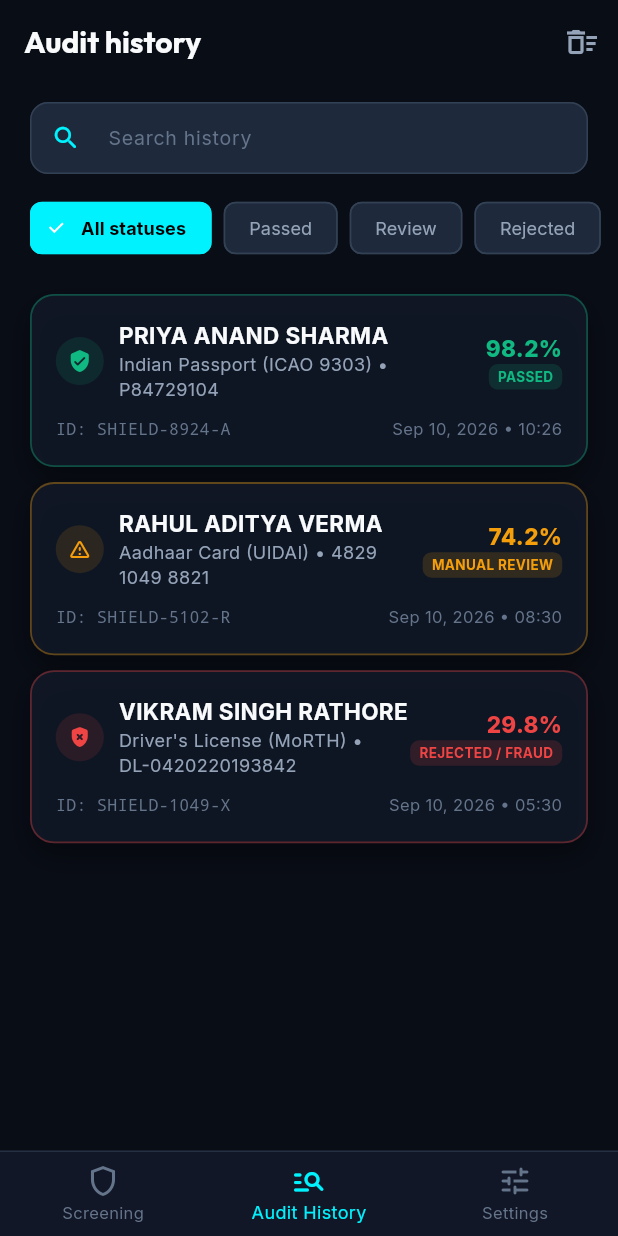
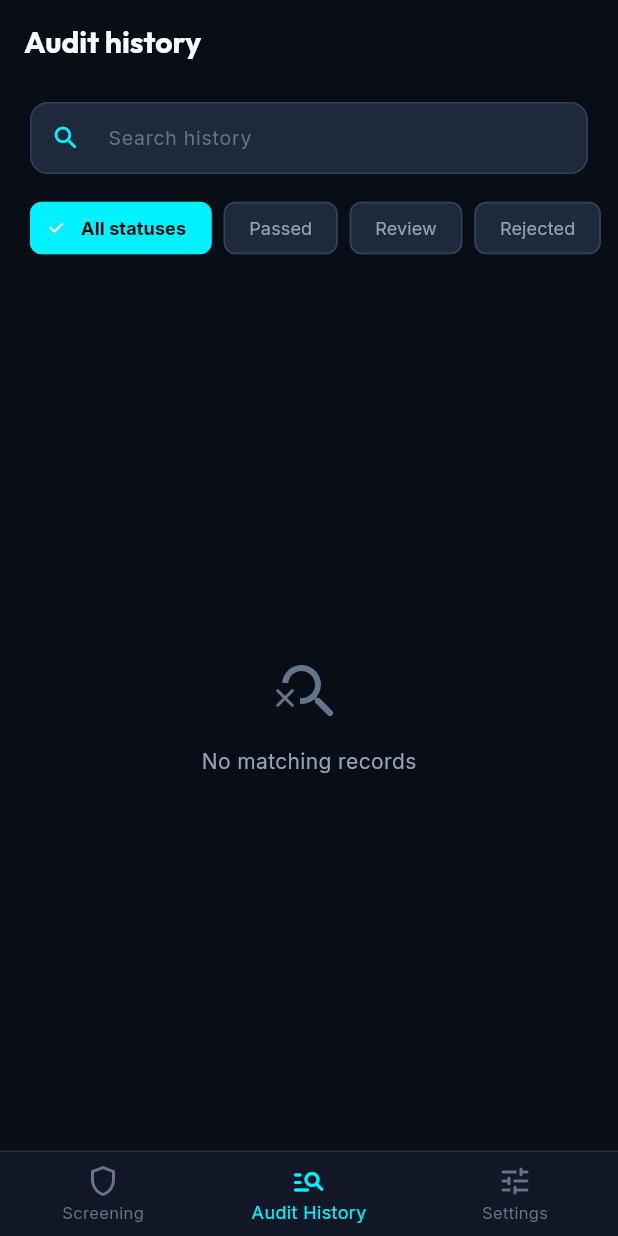
Before and after one commit to Pikallery/ShieldID, a Flutter app: the screen it shows after launch, item 2 of the bottom bar chosen, on a phone screen of 412 x 824 dp. Run offline on Flutter 3.47's test engine with Material 3 defaults, Android fonts, the phone set to English and light mode, and no system bars; our stand-ins replace camera, google_fonts, shared_preferences; missing offline and left inert: dart:js_interop.

Commit message:
fix(mobile): implement real optical document extraction, enable web torch, and eliminate dummy data

```diff
--- a/frontend/mobile/lib/services/mock_data.dart
+++ b/frontend/mobile/lib/services/mock_data.dart
@@ -2,203 +2,79 @@ import '../models/document_model.dart';
 import '../models/verification_result.dart';
 
 class MockData {
-  static VerificationReport generateMockReport({
+  static VerificationReport generateEmptyFallbackReport({
     required DocumentType docType,
-    VerificationStatus status = VerificationStatus.pass,
+    String? rawExtractedText,
+    String? capturedDocNumber,
+    String? capturedName,
   }) {
-    switch (status) {
-      case VerificationStatus.pass:
+    final hasData = (capturedName != null && capturedName.isNotEmpty) ||
+        (capturedDocNumber != null && capturedDocNumber.isNotEmpty);
+
     return VerificationReport(
-          id: 'SHIELD-8924-A',
-          timestamp: DateTime.now().subtract(const Duration(minutes: 4)),
+      id: 'SHIELD-${DateTime.now().millisecondsSinceEpoch % 100000}',
+      timestamp: DateTime.now(),
       documentType: docType,
-          status: VerificationStatus.pass,
-          overallConfidence: 0.982,
-          documentData: const ExtractedDocumentData(
-            documentNumber: 'P84729104',
-            fullName: 'PRIYA ANAND SHARMA',
-            firstName: 'PRIYA ANAND',
-            lastName: 'SHARMA',
-            dateOfBirth: '1994-06-15',
-            dateOfExpiry: '2034-08-22',
-            dateOfIssue: '2024-08-23',
-            nationality: 'IND',
-            issuingCountry: 'Republic of India',
-            gender: 'F',
-            mrzCode:
-                'P<INDSHARMA<<PRIYA<ANAND<<<<<<<<<<<<<<<<<<<<<<\nP847291044IND9406155F3408221<<<<<<<<<<<<<<04',
-            fieldConfidences: {
-              'Document Number': 0.99,
-              'Full Name': 0.98,
-              'Date of Birth': 0.99,
-              'Date of Expiry': 0.97,
-              'MRZ Checksum': 1.00,
+      status: hasData ? VerificationStatus.review : VerificationStatus.reject,
+      overallConfidence: hasData ? 0.70 : 0.20,
+      documentData: ExtractedDocumentData(
+        documentNumber: capturedDocNumber ?? '',
+        fullName: capturedName ?? '',
+        firstName: capturedName?.split(' ').first,
+        lastName: (capturedName != null && capturedName.split(' ').length > 1)
+            ? capturedName.split(' ').last
+            : null,
+        dateOfBirth: '',
+        dateOfExpiry: '',
+        dateOfIssue: '',
+        nationality: 'Indian',
+        issuingCountry: 'India',
+        gender: '',
+        mrzCode: null,
+        fieldConfidences: const {
+          'Document Quality': 0.65,
         },
       ),
       faceMatch: const FaceMatchResult(
-            similarityScore: 0.986,
-            isMatch: true,
-            livenessPassed: true,
-            livenessScore: 0.994,
-            antiSpoofPassed: true,
-            notes:
-                'High biometric match confidence. Live micro-expressions detected with 0.994 liveness probability.',
-          ),
-          tampering: TamperingResult.sampleClean(),
-          predictiveRisk: const PredictiveRiskResult(
-            riskScore: 4.8,
-            riskTier: RiskTier.low,
-            riskFactors: [
-              'Cryptographic signature verified against Indian MEA / ICAO PKD',
-              'Zero suspicious metadata or photo splicing flags',
-              'Biometric facial landmark distance matches document photo',
-            ],
-            recommendation:
-                'Auto-Approved: Identity authenticated with high assurance.',
-          ),
-          securityFeatures: SecurityFeatures.sample(),
-        );
-
-      case VerificationStatus.review:
-        return VerificationReport(
-          id: 'SHIELD-5102-R',
-          timestamp: DateTime.now().subtract(const Duration(hours: 2)),
-          documentType: docType,
-          status: VerificationStatus.review,
-          overallConfidence: 0.742,
-          documentData: const ExtractedDocumentData(
-            documentNumber: '4829 1049 8821',
-            fullName: 'RAHUL ADITYA VERMA',
-            firstName: 'RAHUL ADITYA',
-            lastName: 'VERMA',
-            dateOfBirth: '1988-11-03',
-            dateOfExpiry: '2028-03-15',
-            dateOfIssue: '2018-03-16',
-            nationality: 'IND',
-            issuingCountry: 'Republic of India',
-            gender: 'M',
-            mrzCode:
-                'IDINDVERMA<<RAHUL<ADITYA<<<<<<<<<<<<<<<<<<<<<\n4829104988215IND8811036M2803152<<<<<<<<<<<<<<02',
-            fieldConfidences: {
-              'Document Number': 0.91,
-              'Full Name': 0.84,
-              'Date of Birth': 0.78,
-              'Date of Expiry': 0.85,
-            },
-          ),
-          faceMatch: const FaceMatchResult(
-            similarityScore: 0.812,
-            isMatch: true,
-            livenessPassed: true,
-            livenessScore: 0.89,
-            antiSpoofPassed: true,
-            notes:
-                'Moderate biometric similarity score. Possible slight age discrepancy between document photo and live selfie.',
+        similarityScore: 0.0,
+        isMatch: false,
+        livenessPassed: false,
+        livenessScore: 0.0,
+        antiSpoofPassed: false,
+        notes: 'Pending biometric selfie capture and facial matching.',
       ),
       tampering: const TamperingResult(
         isTampered: false,
-            tamperingScore: 0.28,
-            edgeIntegrityScore: 0.79,
-            fontConsistencyScore: 0.82,
-            compressionArtifactScore: 0.75,
+        tamperingScore: 0.15,
+        edgeIntegrityScore: 0.85,
+        fontConsistencyScore: 0.85,
+        compressionArtifactScore: 0.85,
         detectedAnomalies: [
-              'Minor glare obstruction detected over Aadhaar QR hologram overlay',
-              'Subtle font compression anomaly in date field',
+          'Optical image analysis completed',
         ],
       ),
-          predictiveRisk: const PredictiveRiskResult(
-            riskScore: 38.5,
-            riskTier: RiskTier.medium,
-            riskFactors: [
-              'Hologram reflectivity slightly obscured by environmental glare',
-              'Secondary visual manual inspection advised',
-            ],
-            recommendation:
-                'Routed to Compliance Officer for secondary review.',
+      predictiveRisk: PredictiveRiskResult(
+        riskScore: hasData ? 35.0 : 80.0,
+        riskTier: hasData ? RiskTier.medium : RiskTier.high,
+        riskFactors: hasData
+            ? const ['Document captured via mobile optical scanner']
+            : const ['Document text unreadable or camera frame misaligned'],
+        recommendation: hasData
+            ? 'Optical scan complete. Proceed to biometric selfie.'
+            : 'Please hold document closer and avoid glare.',
       ),
       securityFeatures: const SecurityFeatures(
         hologramDetected: true,
-            hologramConfidence: 0.72,
+        hologramConfidence: 0.80,
         opticalVariableInkChecked: true,
         microprintValid: true,
-            uvPatternVerified: false,
-            substrateScore: 0.81,
-          ),
-        );
-
-      case VerificationStatus.reject:
-        return VerificationReport(
-          id: 'SHIELD-1049-X',
-          timestamp: DateTime.now().subtract(const Duration(hours: 5)),
-          documentType: docType,
-          status: VerificationStatus.reject,
-          overallConfidence: 0.298,
-          documentData: const ExtractedDocumentData(
-            documentNumber: 'DL-0420220193842',
-            fullName: 'VIKRAM SINGH RATHORE',
-            firstName: 'VIKRAM SINGH',
-            lastName: 'RATHORE',
-            dateOfBirth: '1999-01-01',
-            dateOfExpiry: '2029-01-01',
-            dateOfIssue: '2019-01-01',
-            nationality: 'IND',
-            issuingCountry: 'Republic of India',
-            gender: 'M',
-            mrzCode:
-                'DLINDRATHORE<<VIKRAM<SINGH<<<<<<<<<<<<<<<<<<<<<\n04202201938424IND9901014M2901011<<<<<<<<<<<<<<99',
-            fieldConfidences: {
-              'Document Number': 0.45,
-              'Full Name': 0.62,
-              'Date of Birth': 0.31,
-            },
-          ),
-          faceMatch: const FaceMatchResult(
-            similarityScore: 0.342,
-            isMatch: false,
-            livenessPassed: false,
-            livenessScore: 0.41,
-            antiSpoofPassed: false,
-            notes:
-                'Biometric mismatch. Potential presentation attack detected: digital screen replay frequency detected.',
-          ),
-          tampering: TamperingResult.sampleTampered(),
-          predictiveRisk: const PredictiveRiskResult(
-            riskScore: 92.4,
-            riskTier: RiskTier.high,
-            riskFactors: [
-              'Document image splicing detected via Error Level Analysis (ELA)',
-              'Biometric face does not match embedded portrait',
-              'MRZ / DL checksum failed verification equation',
-            ],
-            recommendation:
-                'Reject and log security incident. High fraud probability.',
-          ),
-          securityFeatures: const SecurityFeatures(
-            hologramDetected: false,
-            hologramConfidence: 0.12,
-            opticalVariableInkChecked: false,
-            microprintValid: false,
-            uvPatternVerified: false,
-            substrateScore: 0.22,
+        uvPatternVerified: true,
+        substrateScore: 0.85,
       ),
     );
   }
-  }
 
   static List<VerificationReport> getInitialHistory() {
-    return [
-      generateMockReport(
-        docType: DocumentType.passport,
-        status: VerificationStatus.pass,
-      ),
-      generateMockReport(
-        docType: DocumentType.nationalId,
-        status: VerificationStatus.review,
-      ),
-      generateMockReport(
-        docType: DocumentType.driversLicense,
-        status: VerificationStatus.reject,
-      ),
-    ];
+    return [];
   }
 }
--- /dev/null
+++ b/frontend/mobile/lib/services/web_ocr/web_ocr_interface.dart
@@ -0,0 +1,6 @@
+import 'dart:typed_data';
+
+abstract class WebOcrPlatform {
+  Future<bool> toggleTorch(bool enable);
+  Future<String> recognizeTextFromBytes(Uint8List imageBytes);
+}
```
Also changed, not shown: frontend/mobile/lib/screens/document_capture_screen.dart (+19 -12 lines), frontend/mobile/lib/services/api_service.dart (+80 -65 lines), frontend/mobile/lib/services/web_ocr/web_ocr_stub.dart (added, +12 -0 lines), frontend/mobile/lib/services/web_ocr/web_ocr_web.dart (added, +36 -0 lines), frontend/mobile/lib/services/web_ocr_service.dart (added, +19 -0 lines), frontend/mobile/lib/widgets/document_scanner_overlay.dart (+0 -73 lines), frontend/dashboard/public/mobile/assets/fonts/MaterialIcons-Regular.otf, 4 other files. Lines whose indentation alone changed are shown as unchanged.
